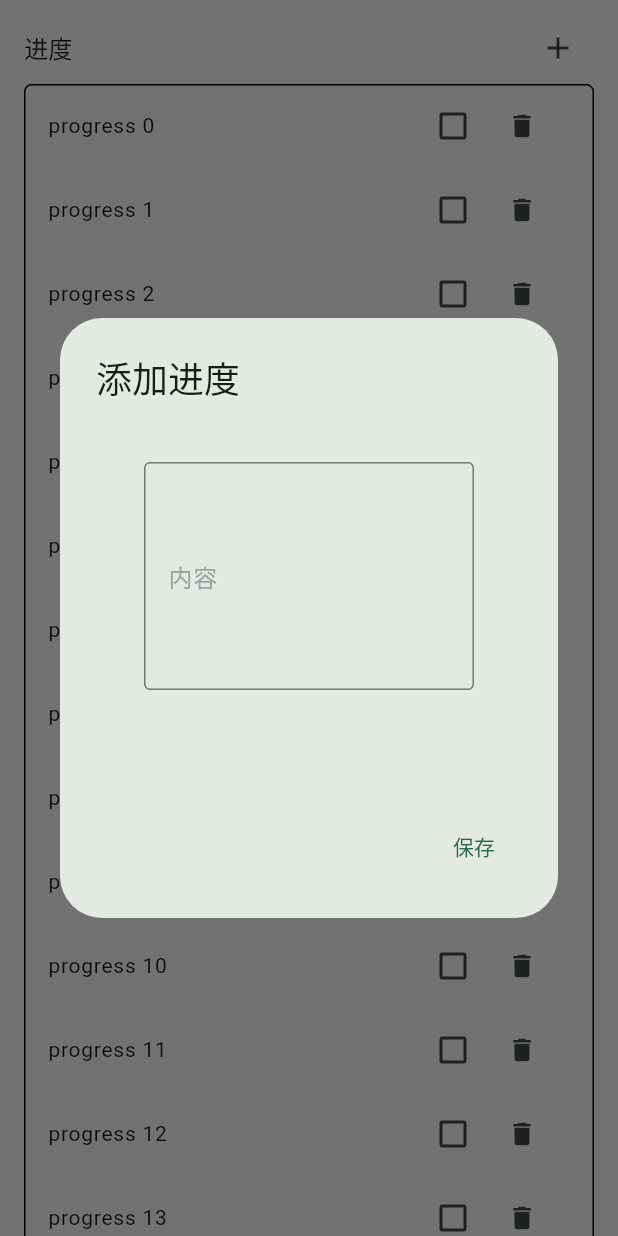
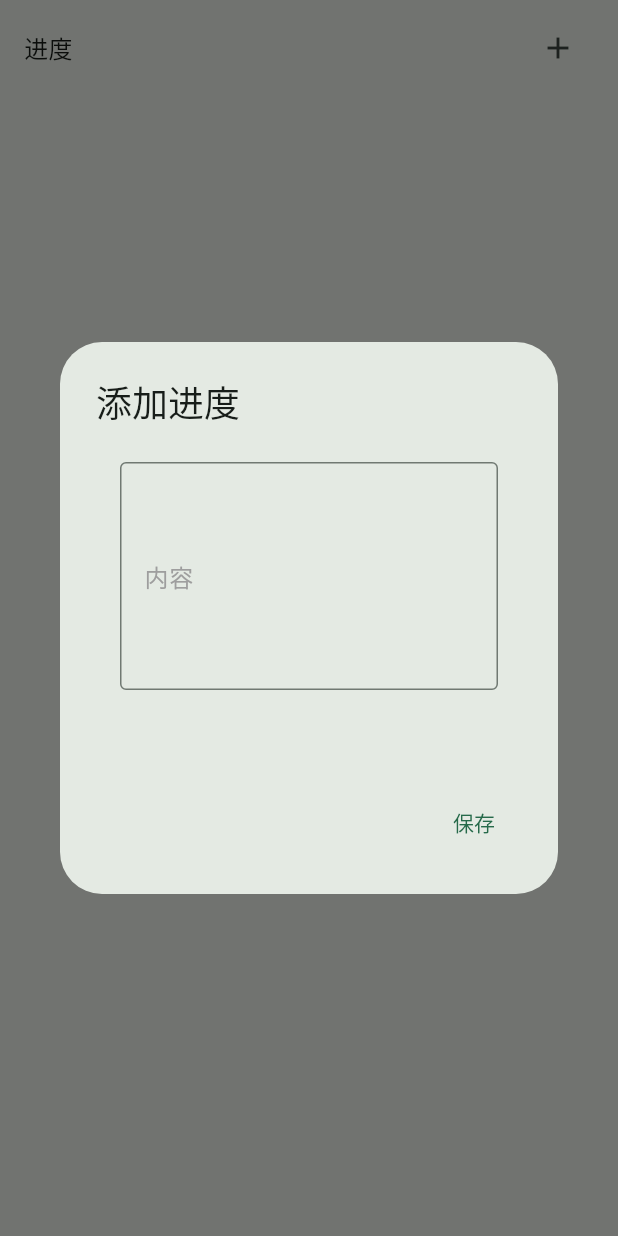
Before and after one commit to pp680111/todo_manage_tool, a Flutter app: the TodoThingProgressList widget shown alone on an empty page, opened directly with empty values, after a tap on the "add" icon, on a phone screen of 412 x 824 dp. Run offline on Flutter 3.47's test engine with Material 3 defaults, Android fonts, the phone set to English and light mode, and no system bars; our stand-ins replace drift, drift_flutter; missing offline and left inert: omni_datetime_picker; accounts and stored records are empty; generated files the repository leaves out were written again; statements that could not run were skipped.

Commit message:
feat: progress实体的表还是没办法初始化（

```diff
--- a/lib/main.dart
+++ b/lib/main.dart
@@ -1,9 +1,10 @@
 import 'package:flutter/material.dart';
+import 'package:todo_manage/model/database.dart';
 import 'package:todo_manage/widget/main_page.dart';
 
-void main() {
+void main() async {
   WidgetsFlutterBinding.ensureInitialized();
-
+  await DatabaseConstant.init();
   runApp(const MyApp());
 }
 
--- a/lib/widget/todo_thing/progress/todo_thing_progress_form_dialog.dart
+++ b/lib/widget/todo_thing/progress/todo_thing_progress_form_dialog.dart
@@ -1,4 +1,5 @@
 import 'package:flutter/material.dart';
+import 'package:todo_manage/model/todo_thing_progress/todo_thing_progress_db.dart';
 
 class TodoThingProgressFormDialog extends StatefulWidget {
   int todoThingId;
@@ -19,9 +20,7 @@ class _TodoThingProgressFormDialogState
   Widget build(BuildContext context) {
     return AlertDialog(
       title: const Text("添加进度"),
-      content: Container(
-        padding: const EdgeInsets.all(16),
-        child: Column(
+      content: Column(
         mainAxisSize: MainAxisSize.min,
         children: [
           Container(
@@ -44,7 +43,6 @@ class _TodoThingProgressFormDialogState
             )
           ),
         ],
-        )
       ),
       actions: [
         TextButton(
@@ -58,7 +56,14 @@ class _TodoThingProgressFormDialogState
   }
 
   void _save(BuildContext context) async {
+    Map<String, dynamic> formMap = {
+      'todoThingId': widget.todoThingId,
+      'content': _formContent,
+    };
+    TodoThingProgressDb.instance.insert(formMap)
+        .then((_) {
+          ScaffoldMessenger.of(context).showSnackBar(const SnackBar(content: Text("保存成功")));
           Navigator.pop(context);
-    // TODO
+        });
   }
 }
--- a/lib/widget/todo_thing/progress/todo_thing_progress_list.dart
+++ b/lib/widget/todo_thing/progress/todo_thing_progress_list.dart
@@ -64,8 +64,7 @@ class _TodoThingProgressListState extends State<TodoThingProgressList> {
               )
             ),
             child: FutureBuilder<List<TodoThingProgressDTO>>(
-              // future: TodoThingProgressDb.instance.getProgress(widget.todoThingId),
-              future: _mockData(),
+              future: TodoThingProgressDb.instance.getProgress(widget.todoThingId),
               builder: (context, snapshot) {
                 if (!snapshot.hasData) {
                   return Container();
@@ -87,12 +86,4 @@ class _TodoThingProgressListState extends State<TodoThingProgressList> {
       ],
     );
   }
-
-  Future<List<TodoThingProgressDTO>> _mockData() {
-    List<TodoThingProgressDTO> mockData = [];
-    for (int i = 0; i < 20; i++) {
-      mockData.add(TodoThingProgressDTO(i, 1, "progress $i", false, DateTime.now(), DateTime.now()));
-    }
-    return Future.value(mockData);
-  }
 }
```
Also changed, not shown: lib/model/todo_thing/todo_thing_db.dart (+10 -7 lines), lib/model/todo_thing_progress/todo_thing_progress_db.dart (+57 -8 lines). Lines whose indentation alone changed are shown as unchanged.
